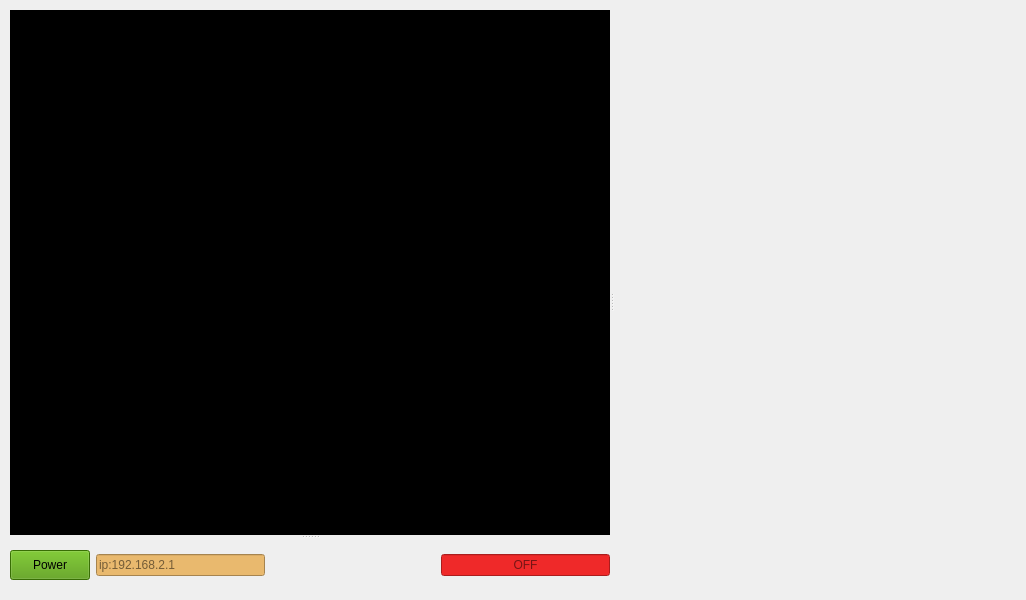
This is sources/forms/device_config.ui in lone-boy/Spectrum as Qt 5 draws it before an edit. The edited form follows.
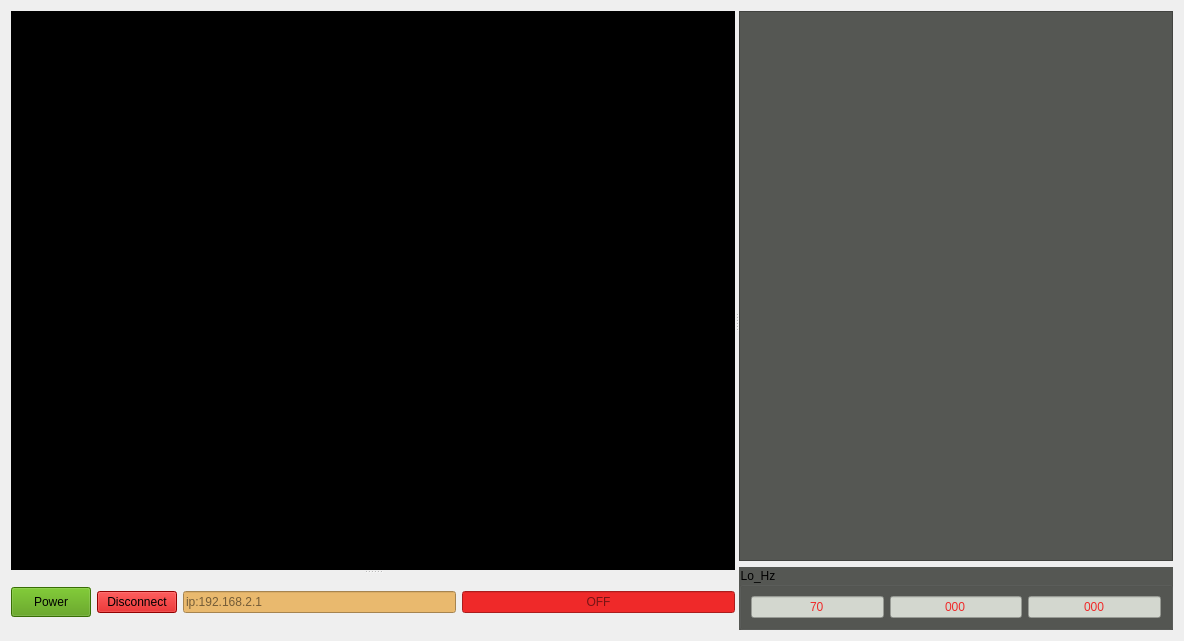
This is the edited form. Custom widgets are drawn as their Qt base class.

The edit to the form file:
```diff
--- a/sources/forms/device_config.ui
+++ b/sources/forms/device_config.ui
@@ -6,14 +6,14 @@
    <rect>
     <x>0</x>
     <y>0</y>
-    <width>1026</width>
-    <height>600</height>
+    <width>1184</width>
+    <height>641</height>
    </rect>
   </property>
   <property name="minimumSize">
    <size>
-    <width>800</width>
-    <height>600</height>
+    <width>600</width>
+    <height>400</height>
    </size>
   </property>
   <property name="maximumSize">
@@ -25,15 +25,9 @@
   <property name="windowTitle">
    <string>Spectrum</string>
   </property>
+  <layout class="QGridLayout" name="gridLayout_2">
+   <item row="0" column="0">
   <widget class="QSplitter" name="splitter_2">
-   <property name="geometry">
-    <rect>
-     <x>10</x>
-     <y>10</y>
-     <width>1001</width>
-     <height>581</height>
-    </rect>
-   </property>
    <property name="orientation">
     <enum>Qt::Horizontal</enum>
    </property>
@@ -49,9 +43,24 @@
       </size>
      </property>
      <property name="styleSheet">
+        <string notr="true"/>
+       </property>
+       <layout class="QVBoxLayout" name="verticalLayout">
+        <item>
+         <widget class="QCustomPlot" name="custom_plot" native="true">
+          <property name="minimumSize">
+           <size>
+            <width>600</width>
+            <height>300</height>
+           </size>
+          </property>
+          <property name="styleSheet">
       <string notr="true">background-color: rgb(0, 0, 0);</string>
      </property>
     </widget>
+        </item>
+       </layout>
+      </widget>
     <widget class="QWidget" name="layoutWidget">
      <layout class="QHBoxLayout" name="horizontalLayout">
       <item>
@@ -70,6 +79,16 @@
         </property>
        </widget>
       </item>
+        <item>
+         <widget class="QPushButton" name="button_disconnect">
+          <property name="styleSheet">
+           <string notr="true">background-color: rgb(204, 0, 0);</string>
+          </property>
+          <property name="text">
+           <string>Disconnect</string>
+          </property>
+         </widget>
+        </item>
       <item>
        <widget class="QLineEdit" name="ip_edit">
         <property name="statusTip">
@@ -87,19 +106,6 @@
         </property>
        </widget>
       </item>
-      <item>
-       <spacer name="horizontalSpacer">
-        <property name="orientation">
-         <enum>Qt::Horizontal</enum>
-        </property>
-        <property name="sizeHint" stdset="0">
-         <size>
-          <width>40</width>
-          <height>20</height>
-         </size>
-        </property>
-       </spacer>
-      </item>
       <item>
        <widget class="QLineEdit" name="status">
         <property name="styleSheet">
@@ -120,24 +126,87 @@
     </widget>
    </widget>
    <widget class="QWidget" name="widget_2" native="true">
+      <layout class="QGridLayout" name="gridLayout_3">
+       <item row="0" column="0">
     <layout class="QGridLayout" name="gridLayout">
      <item row="0" column="0">
-      <spacer name="horizontalSpacer_2">
-       <property name="orientation">
-        <enum>Qt::Horizontal</enum>
-       </property>
-       <property name="sizeHint" stdset="0">
-        <size>
-         <width>342</width>
-         <height>20</height>
-        </size>
-       </property>
-      </spacer>
-     </item>
-    </layout>
-   </widget>
-  </widget>
- </widget>
+          <widget class="QTextEdit" name="console">
+           <property name="styleSheet">
+            <string notr="true">background-color: rgb(85, 87, 83);
+color: rgb(237, 212, 0);</string>
+           </property>
+          </widget>
+         </item>
+         <item row="1" column="0">
+          <widget class="QGroupBox" name="groupBox_lo">
+           <property name="styleSheet">
+            <string notr="true">background-color: rgb(85, 87, 83);</string>
+           </property>
+           <property name="title">
+            <string>Lo_Hz</string>
+           </property>
+           <layout class="QHBoxLayout" name="horizontalLayout_2">
+            <item>
+             <widget class="QLineEdit" name="le_lo_M">
+              <property name="styleSheet">
+               <string notr="true">color: rgb(239, 41, 41);
+background-color: rgb(211, 215, 207);</string>
+              </property>
+              <property name="text">
+               <string>70</string>
+              </property>
+              <property name="alignment">
+               <set>Qt::AlignCenter</set>
+              </property>
+             </widget>
+            </item>
+            <item>
+             <widget class="QLineEdit" name="le_lo_K">
+              <property name="styleSheet">
+               <string notr="true">color: rgb(239, 41, 41);
+background-color: rgb(211, 215, 207);</string>
+              </property>
+              <property name="text">
+               <string>000</string>
+              </property>
+              <property name="alignment">
+               <set>Qt::AlignCenter</set>
+              </property>
+             </widget>
+            </item>
+            <item>
+             <widget class="QLineEdit" name="le_lo_H">
+              <property name="styleSheet">
+               <string notr="true">color: rgb(239, 41, 41);
+background-color: rgb(211, 215, 207);</string>
+              </property>
+              <property name="text">
+               <string>000</string>
+              </property>
+              <property name="alignment">
+               <set>Qt::AlignCenter</set>
+              </property>
+             </widget>
+            </item>
+           </layout>
+          </widget>
+         </item>
+        </layout>
+       </item>
+      </layout>
+     </widget>
+    </widget>
+   </item>
+  </layout>
+ </widget>
+ <customwidgets>
+  <customwidget>
+   <class>QCustomPlot</class>
+   <extends>QWidget</extends>
+   <header>qt/qcustomplot.h</header>
+   <container>1</container>
+  </customwidget>
+ </customwidgets>
  <resources/>
  <connections/>
 </ui>
```
Left out of the diff: 3 changed lines with no effect on the pictures. Lines whose indentation alone changed are shown as unchanged.
